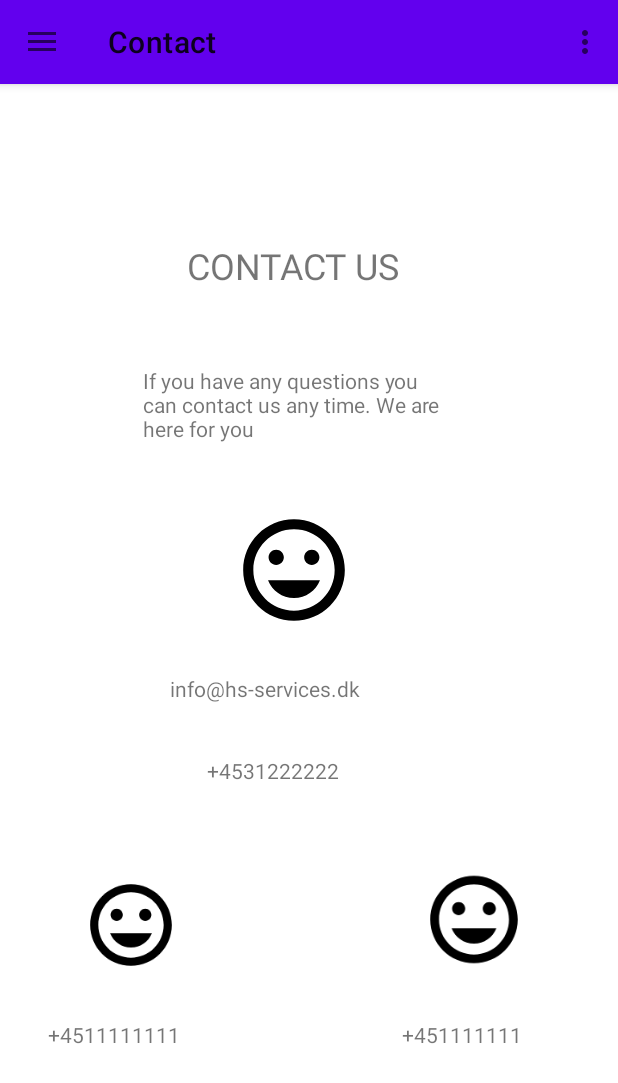
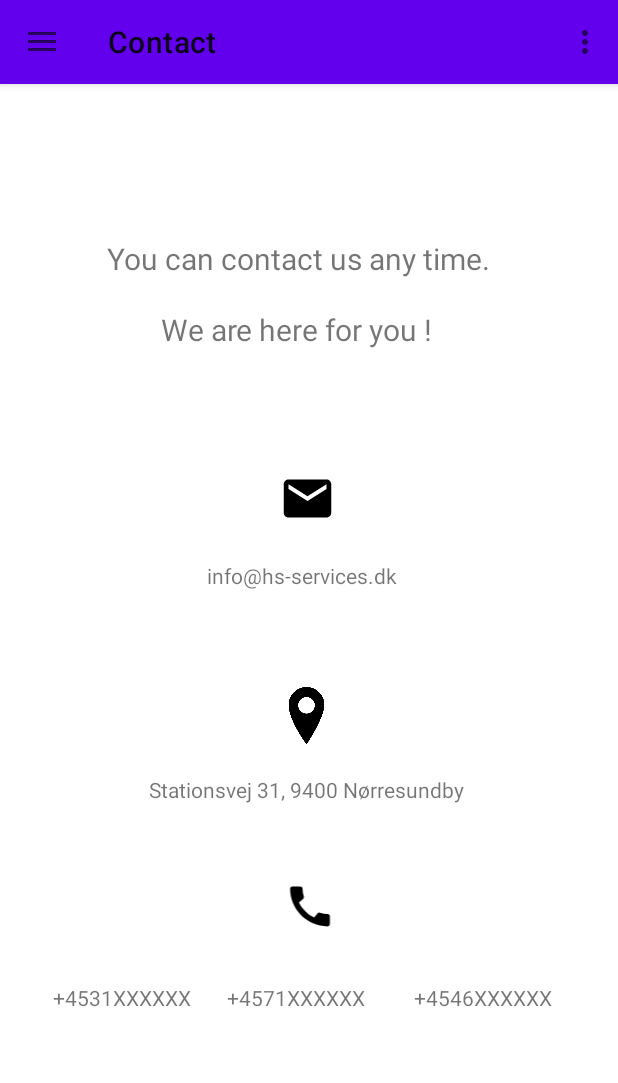
Before and after one commit to ancahutupasu/HeServices2, an Android app: the ContactFragment screen opened through its navigation route, on a phone screen of 412 x 824 dp. Shown: the top 1083 px of the screen. Run offline under Robolectric (Android 15) with nearby library versions, the phone set to English and light mode, and no system bars; our stand-ins replace navigation-ui.

Commit message:
layout changes + updates

```diff
--- a/app/src/main/res/layout/fragment_contact.xml
+++ b/app/src/main/res/layout/fragment_contact.xml
@@ -6,168 +6,188 @@
     xmlns:app="http://schemas.android.com/apk/res-auto">
 
     <LinearLayout
-        android:id="@+id/linearLayout6"
-        android:layout_width="180dp"
-        android:layout_height="64dp"
-        android:orientation="horizontal"
-        app:layout_constraintBottom_toBottomOf="parent"
-        app:layout_constraintEnd_toEndOf="parent"
-        app:layout_constraintHorizontal_bias="0.536"
-        app:layout_constraintStart_toStartOf="parent"
-        app:layout_constraintTop_toTopOf="parent"
-        app:layout_constraintVertical_bias="0.149">
-
-        <TextView
-            android:id="@+id/contact_us"
-            android:layout_width="163dp"
-            android:layout_height="40dp"
-            android:text="CONTACT US"
-            android:textSize="24sp" />
-    </LinearLayout>
-
-    <LinearLayout
         android:id="@+id/linearLayout7"
-        android:layout_width="221dp"
-        android:layout_height="82dp"
+        android:layout_width="269dp"
+        android:layout_height="34dp"
         android:orientation="horizontal"
         app:layout_constraintBottom_toBottomOf="parent"
         app:layout_constraintEnd_toEndOf="parent"
         app:layout_constraintStart_toStartOf="parent"
         app:layout_constraintTop_toTopOf="parent"
-        app:layout_constraintVertical_bias="0.274">
+        app:layout_constraintVertical_bias="0.14">
 
         <TextView
             android:id="@+id/textView7"
-            android:layout_width="199dp"
-            android:layout_height="match_parent"
-            android:text="If you have any questions you can contact us any time. We are here for you " />
+            android:layout_width="wrap_content"
+            android:layout_height="wrap_content"
+            android:text="You can contact us any time. "
+            android:textSize="20sp" />
+    </LinearLayout>
+
+    <LinearLayout
+        android:id="@+id/linearLayout6"
+        android:layout_width="196dp"
+        android:layout_height="40dp"
+        android:orientation="vertical"
+        app:layout_constraintBottom_toBottomOf="parent"
+        app:layout_constraintEnd_toEndOf="parent"
+        app:layout_constraintHorizontal_bias="0.497"
+        app:layout_constraintStart_toStartOf="parent"
+        app:layout_constraintTop_toTopOf="parent"
+        app:layout_constraintVertical_bias="0.206">
+
+        <TextView
+            android:id="@+id/textView5"
+            android:layout_width="191dp"
+            android:layout_height="31dp"
+            android:text="We are here for you !"
+            android:textSize="20sp" />
+    </LinearLayout>
+
+    <LinearLayout
+        android:id="@+id/linearLayout9"
+        android:layout_width="143dp"
+        android:layout_height="36dp"
+        android:orientation="horizontal"
+        app:layout_constraintBottom_toBottomOf="parent"
+        app:layout_constraintEnd_toEndOf="parent"
+        app:layout_constraintHorizontal_bias="0.514"
+        app:layout_constraintStart_toStartOf="parent"
+        app:layout_constraintTop_toTopOf="parent"
+        app:layout_constraintVertical_bias="0.434">
+
+        <TextView
+            android:id="@+id/email1"
+            android:layout_width="wrap_content"
+            android:layout_height="38dp"
+            android:text="info@hs-services.dk" />
     </LinearLayout>
 
     <LinearLayout
         android:id="@+id/linearLayout8"
-        android:layout_width="109dp"
-        android:layout_height="89dp"
+        android:layout_width="70dp"
+        android:layout_height="48dp"
         android:orientation="horizontal"
         app:layout_constraintBottom_toBottomOf="parent"
         app:layout_constraintEnd_toEndOf="parent"
+        app:layout_constraintHorizontal_bias="0.498"
         app:layout_constraintStart_toStartOf="parent"
         app:layout_constraintTop_toTopOf="parent"
-        app:layout_constraintVertical_bias="0.417">
+        app:layout_constraintVertical_bias="0.357">
 
         <ImageView
             android:id="@+id/imageView2"
-            android:layout_width="89dp"
-            android:layout_height="81dp"
-            app:srcCompat="@drawable/ic_baseline_tag_faces_24" />
+            android:layout_width="match_parent"
+            android:layout_height="38dp"
+            app:srcCompat="@drawable/ic_baseline_email_24" />
     </LinearLayout>
 
     <LinearLayout
-        android:id="@+id/linearLayout9"
-        android:layout_width="185dp"
+        android:layout_width="109dp"
         android:layout_height="32dp"
         android:orientation="horizontal"
         app:layout_constraintBottom_toBottomOf="parent"
         app:layout_constraintEnd_toEndOf="parent"
         app:layout_constraintStart_toStartOf="parent"
         app:layout_constraintTop_toTopOf="parent"
-        app:layout_constraintVertical_bias="0.534">
+        app:layout_constraintVertical_bias="0.814">
 
         <TextView
-            android:id="@+id/email1"
-            android:layout_width="155dp"
-            android:layout_height="38dp"
-            android:text="info@hs-services.dk" />
+            android:id="@+id/textView6one3"
+            android:layout_width="wrap_content"
+            android:layout_height="wrap_content"
+            android:text="+4571XXXXXX" />
     </LinearLayout>
 
     <LinearLayout
         android:id="@+id/linearLayout10"
-        android:layout_width="143dp"
-        android:layout_height="48dp"
+        android:layout_width="104dp"
+        android:layout_height="33dp"
         android:orientation="horizontal"
         app:layout_constraintBottom_toBottomOf="parent"
         app:layout_constraintEnd_toEndOf="parent"
-        app:layout_constraintHorizontal_bias="0.514"
+        app:layout_constraintHorizontal_bias="0.114"
         app:layout_constraintStart_toStartOf="parent"
         app:layout_constraintTop_toTopOf="parent"
-        app:layout_constraintVertical_bias="0.622">
+        app:layout_constraintVertical_bias="0.816">
 
         <TextView
             android:id="@+id/phone1"
-            android:layout_width="134dp"
-            android:layout_height="30dp"
-            android:text="+4531222222" />
+            android:layout_width="wrap_content"
+            android:layout_height="wrap_content"
+            android:text="+4531XXXXXX" />
+
     </LinearLayout>
 
     <LinearLayout
-        android:layout_width="85dp"
-        android:layout_height="82dp"
+        android:layout_width="106dp"
+        android:layout_height="29dp"
         android:orientation="horizontal"
         app:layout_constraintBottom_toBottomOf="parent"
         app:layout_constraintEnd_toEndOf="parent"
-        app:layout_constraintHorizontal_bias="0.119"
+        app:layout_constraintHorizontal_bias="0.901"
         app:layout_constraintStart_toStartOf="parent"
         app:layout_constraintTop_toTopOf="parent"
-        app:layout_constraintVertical_bias="0.77">
+        app:layout_constraintVertical_bias="0.811">
 
-        <ImageView
-            android:id="@+id/imageView6"
-            android:layout_width="97dp"
-            android:layout_height="65dp"
-            app:srcCompat="@drawable/ic_baseline_tag_faces_24" />
+        <TextView
+            android:id="@+id/phone2"
+            android:layout_width="wrap_content"
+            android:layout_height="wrap_content"
+            android:text="+4546XXXXXX" />
     </LinearLayout>
 
     <LinearLayout
-        android:layout_width="139dp"
-        android:layout_height="49dp"
+        android:layout_width="61dp"
+        android:layout_height="47dp"
         android:orientation="horizontal"
         app:layout_constraintBottom_toBottomOf="parent"
         app:layout_constraintEnd_toEndOf="parent"
-        app:layout_constraintHorizontal_bias="0.117"
+        app:layout_constraintHorizontal_bias="0.502"
         app:layout_constraintStart_toStartOf="parent"
         app:layout_constraintTop_toTopOf="parent"
-        app:layout_constraintVertical_bias="0.868">
+        app:layout_constraintVertical_bias="0.736">
 
-        <TextView
-            android:id="@+id/phone2"
-            android:layout_width="116dp"
-            android:layout_height="29dp"
-            android:text="+4511111111" />
+        <ImageView
+            android:id="@+id/imageView18"
+            android:layout_width="match_parent"
+            android:layout_height="35dp"
+            android:layout_weight="1"
+            app:srcCompat="@drawable/ic_baseline_call_24" />
     </LinearLayout>
 
     <LinearLayout
-        android:layout_width="96dp"
-        android:layout_height="88dp"
+        android:id="@+id/linearLayout17"
+        android:layout_width="58dp"
+        android:layout_height="47dp"
         android:orientation="horizontal"
         app:layout_constraintBottom_toBottomOf="parent"
         app:layout_constraintEnd_toEndOf="parent"
-        app:layout_constraintHorizontal_bias="0.847"
+        app:layout_constraintHorizontal_bias="0.495"
         app:layout_constraintStart_toStartOf="parent"
         app:layout_constraintTop_toTopOf="parent"
-        app:layout_constraintVertical_bias="0.768">
+        app:layout_constraintVertical_bias="0.558">
 
         <ImageView
-            android:id="@+id/imageView9"
-            android:layout_width="97dp"
-            android:layout_height="70dp"
-            app:srcCompat="@drawable/ic_baseline_tag_faces_24" />
+            android:id="@+id/imageView21"
+            android:layout_width="24dp"
+            android:layout_height="38dp"
+            android:layout_weight="1"
+            app:srcCompat="@drawable/location_ppin" />
+
     </LinearLayout>
 
-    <LinearLayout
-        android:layout_width="140dp"
-        android:layout_height="49dp"
-        android:orientation="horizontal"
+    <TextView
+        android:id="@+id/textView8"
+        android:layout_width="212dp"
+        android:layout_height="30dp"
+        android:layout_weight="1"
+        android:text="Stationsvej 31, 9400 Nørresundby"
         app:layout_constraintBottom_toBottomOf="parent"
         app:layout_constraintEnd_toEndOf="parent"
-        app:layout_constraintHorizontal_bias="0.985"
+        app:layout_constraintHorizontal_bias="0.497"
         app:layout_constraintStart_toStartOf="parent"
         app:layout_constraintTop_toTopOf="parent"
-        app:layout_constraintVertical_bias="0.868">
-
-        <TextView
-            android:id="@+id/textView6one3"
-            android:layout_width="142dp"
-            android:layout_height="36dp"
-            android:text="+451111111" />
-    </LinearLayout>
+        app:layout_constraintVertical_bias="0.624" />
 
 </androidx.constraintlayout.widget.ConstraintLayout>
--- a/app/src/main/res/layout/fragment_delivery.xml
+++ b/app/src/main/res/layout/fragment_delivery.xml
@@ -54,8 +54,8 @@
 
         <TextView
             android:id="@+id/textView3"
-            android:layout_width="215dp"
-            android:layout_height="91dp"
+            android:layout_width="match_parent"
+            android:layout_height="match_parent"
             android:text="We deliver all over europe within the given time. So if you are interested to send parcels with maximum weight of 1000kg, let us know. We would be happy to help you." />
     </LinearLayout>
 
```
Also changed, not shown: app/src/main/res/layout/fragment_about.xml (+36 -25 lines), app/src/main/res/layout/fragment_currior.xml (+34 -37 lines), app/src/main/res/layout/fragment_home.xml (+70 -29 lines), app/src/main/res/layout/fragment_services.xml (+30 -29 lines), app/src/main/res/drawable/delivery_with_logo_cut.jpg (added), app/src/main/res/drawable/hs_logo.jpg (added), app/src/main/res/drawable/international_hs2.jpg (added), app/src/main/res/drawable/location_ppin.png (added).
